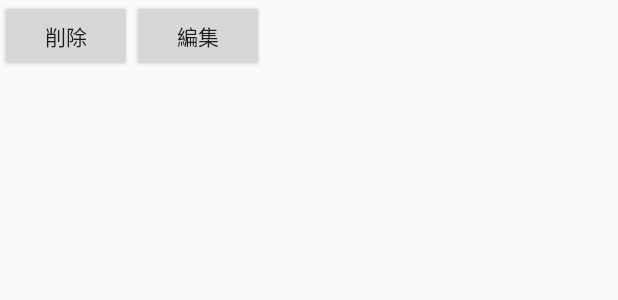
After one commit to jDBTISK/spajam2016_hcs_sapporo, an Android app: the layout question_item.xml on its own in the app's theme, with its tools: preview values and no code run, on a phone screen of 412 x 824 dp. The commit adds this screen. Shown: the top 300 px of the screen. Run offline under Robolectric (Android 15) with nearby library versions, the phone set to English and light mode, and no system bars.

Commit message:
あああ

```diff
--- /dev/null
+++ b/app/src/main/res/layout/question_item.xml
@@ -0,0 +1,22 @@
+<?xml version="1.0" encoding="utf-8"?>
+<LinearLayout xmlns:android="http://schemas.android.com/apk/res/android"
+    android:orientation="horizontal" android:layout_width="match_parent"
+    android:layout_height="match_parent" android:id="@+id/questionItem">
+
+    <TextView
+        android:layout_width="wrap_content"
+        android:layout_height="wrap_content"
+        android:id="@+id/questionText"/>
+
+    <Button
+        android:layout_width="wrap_content"
+        android:layout_height="wrap_content"
+        android:id="@+id/delButton"
+        android:text="削除"/>
+
+    <Button
+        android:layout_width="wrap_content"
+        android:layout_height="wrap_content"
+        android:id="@+id/editButton"
+        android:text="編集"/>
+</LinearLayout>
```
Also changed, not shown: app/src/main/java/com/example/jdb/bocciinterviewapp/QuestionListActivity.java (+82 -2 lines).
